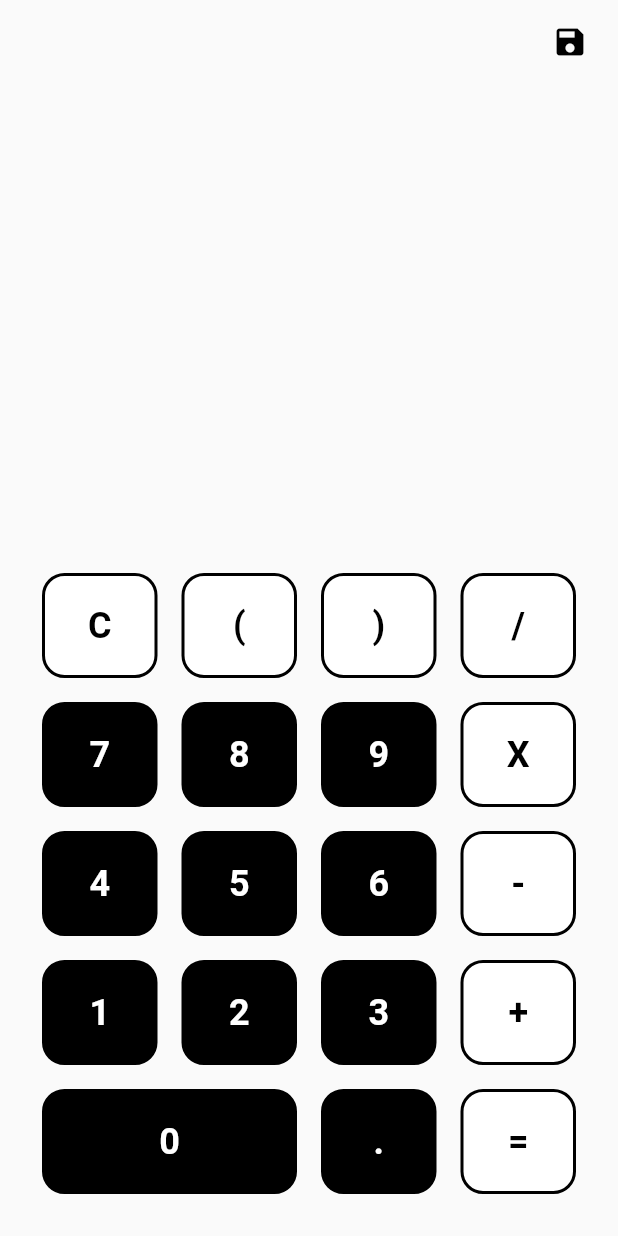
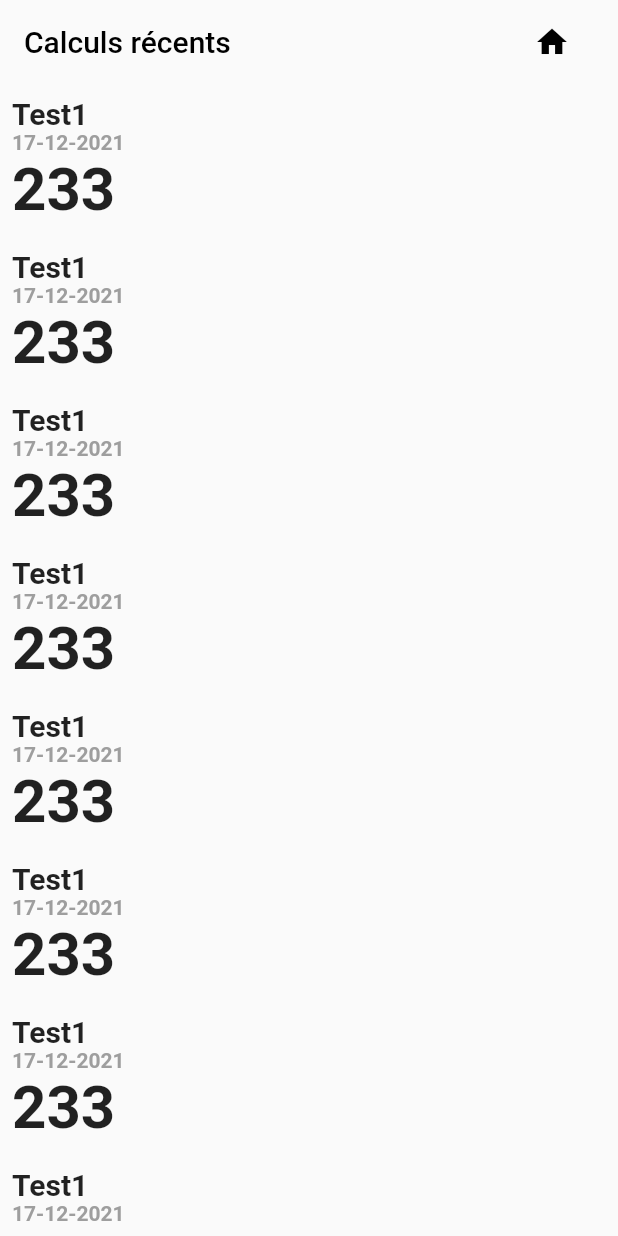
Before and after one commit to jobehi/flutter_beautiful_ui_demo, a Flutter app: the screen it shows after launch, on a phone screen of 412 x 824 dp. Run offline on Flutter 3.47's test engine with Material 2 defaults, Android fonts, the phone set to English and light mode, and no system bars; our stand-ins replace google_fonts, string_scanner; missing offline and left inert: function_tree.

Commit message:
add listview

```diff
--- /dev/null
+++ b/lib/app/screens/HistoryScreen/history_screen.dart
@@ -0,0 +1,120 @@
+import 'package:flutter/material.dart';
+import 'package:flutter/rendering.dart';
+
+class HistoryScreen extends StatelessWidget {
+  HistoryScreen({Key? key}) : super(key: key);
+
+  List<Map<String, dynamic>> myList = [
+    {"title": "Test1", "date": "17-12-2021", "result": 233},
+    {"title": "Test1", "date": "17-12-2021", "result": 233},
+    {"title": "Test1", "date": "17-12-2021", "result": 233},
+    {"title": "Test1", "date": "17-12-2021", "result": 233},
+    {"title": "Test1", "date": "17-12-2021", "result": 233},
+    {"title": "Test1", "date": "17-12-2021", "result": 233},
+    {"title": "Test1", "date": "17-12-2021", "result": 233},
+    {"title": "Test1", "date": "17-12-2021", "result": 233},
+    {"title": "Test1", "date": "17-12-2021", "result": 233},
+    {"title": "Test1", "date": "17-12-2021", "result": 233},
+    {"title": "Test1", "date": "17-12-2021", "result": 233},
+    {"title": "Test1", "date": "17-12-2021", "result": 233},
+    {"title": "Test1", "date": "17-12-2021", "result": 233},
+    {"title": "Test1", "date": "17-12-2021", "result": 233},
+    {"title": "Test1", "date": "17-12-2021", "result": 233},
+    {"title": "Test1", "date": "17-12-2021", "result": 233},
+    {"title": "Test1", "date": "17-12-2021", "result": 233},
+    {"title": "Test1", "date": "17-12-2021", "result": 233},
+    {"title": "Test1", "date": "17-12-2021", "result": 233},
+    {"title": "Test1", "date": "17-12-2021", "result": 233},
+    {"title": "Test1", "date": "17-12-2021", "result": 233},
+    {"title": "Test1", "date": "17-12-2021", "result": 233},
+    {"title": "Test1", "date": "17-12-2021", "result": 233},
+    {"title": "Test1", "date": "17-12-2021", "result": 233},
+    {"title": "Test1", "date": "17-12-2021", "result": 233},
+    {"title": "Test1", "date": "17-12-2021", "result": 233},
+    {"title": "Test1", "date": "17-12-2021", "result": 233},
+    {"title": "Test1", "date": "17-12-2021", "result": 233},
+    {"title": "Test1", "date": "17-12-2021", "result": 233},
+    {"title": "Test1", "date": "17-12-2021", "result": 233},
+    {"title": "Test1", "date": "17-12-2021", "result": 233},
+    {"title": "Test1", "date": "17-12-2021", "result": 233},
+    {"title": "Test1", "date": "17-12-2021", "result": 233},
+    {"title": "Test1", "date": "17-12-2021", "result": 233},
+    {"title": "Test1", "date": "17-12-2021", "result": 233},
+  ];
+
+  @override
+  Widget build(BuildContext context) {
+    return Scaffold(
+        appBar: AppBar(
+          backgroundColor: Colors.transparent,
+          elevation: 0,
+          title: const Text(
+            'Calculs récents',
+            style: TextStyle(color: Colors.black),
+          ),
+          actions: [
+            Padding(
+              padding: EdgeInsets.symmetric(horizontal: 20),
+              child: IconButton(
+                onPressed: () {},
+                icon: Icon(
+                  Icons.home,
+                  color: Colors.black,
+                ),
+              ),
+            )
+          ],
+        ),
+        body: /* ListView(
+        children: myList
+            .map((element) => ListElement(
+                title: element['title'],
+                date: element['date'],
+                result: element['result'].toString()))
+            .toList(),
+      ), */
+            ListView.builder(
+                itemCount: myList.length,
+                itemBuilder: (context, position) {
+                  return ListElement(
+                      title: myList[position]['title'],
+                      date: myList[position]['date'],
+                      result: myList[position]['result'].toString());
+                }));
+  }
+}
+
+class ListElement extends StatelessWidget {
+  const ListElement(
+      {Key? key, required this.title, required this.date, required this.result})
+      : super(key: key);
+
+  final String title;
+  final String date;
+  final String result;
+
+  @override
+  Widget build(BuildContext context) {
+    return Padding(
+      padding: const EdgeInsets.all(8.0),
+      child: Column(
+        crossAxisAlignment: CrossAxisAlignment.start,
+        children: [
+          Text(
+            title,
+            style: TextStyle(fontSize: 20, fontWeight: FontWeight.bold),
+          ),
+          Text(
+            date,
+            style: TextStyle(
+                fontSize: 14, fontWeight: FontWeight.bold, color: Colors.grey),
+          ),
+          Text(
+            result,
+            style: TextStyle(fontSize: 40, fontWeight: FontWeight.bold),
+          )
+        ],
+      ),
+    );
+  }
+}
--- a/lib/app/screens/HomeScreen2/home_screen2.dart
+++ b/lib/app/screens/HomeScreen2/home_screen2.dart
@@ -99,9 +99,7 @@ class _HomeScreen2State extends State<HomeScreen2> {
   }
 
   evaluateEquation() {
-    print(myEquation);
     myEquation = myEquation + currentDouble;
-    print(myEquation);
     currentDouble = myEquation.interpret().toString();
     isResult = true;
   }
--- a/lib/main.dart
+++ b/lib/main.dart
@@ -1,4 +1,5 @@
 import 'package:flutter/material.dart';
+import 'package:myflutterapp/app/screens/HistoryScreen/history_screen.dart';
 import 'package:myflutterapp/app/screens/HomeScreen/home_screen.dart';
 import 'package:myflutterapp/app/screens/HomeScreen2/home_screen2.dart';
 
@@ -15,7 +16,7 @@ class MyApp extends StatelessWidget {
   Widget build(BuildContext context) {
     return MaterialApp(
       debugShowCheckedModeBanner: false,
-      home: HomeScreen2(),
+      home: HistoryScreen(),
     );
   }
 }
```
